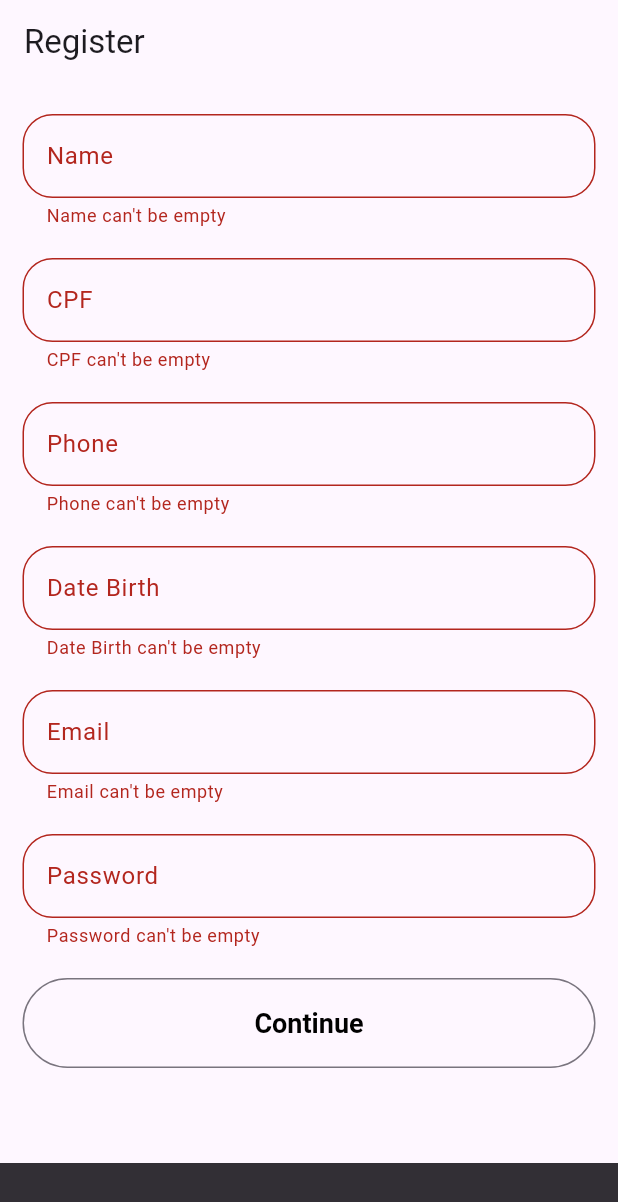
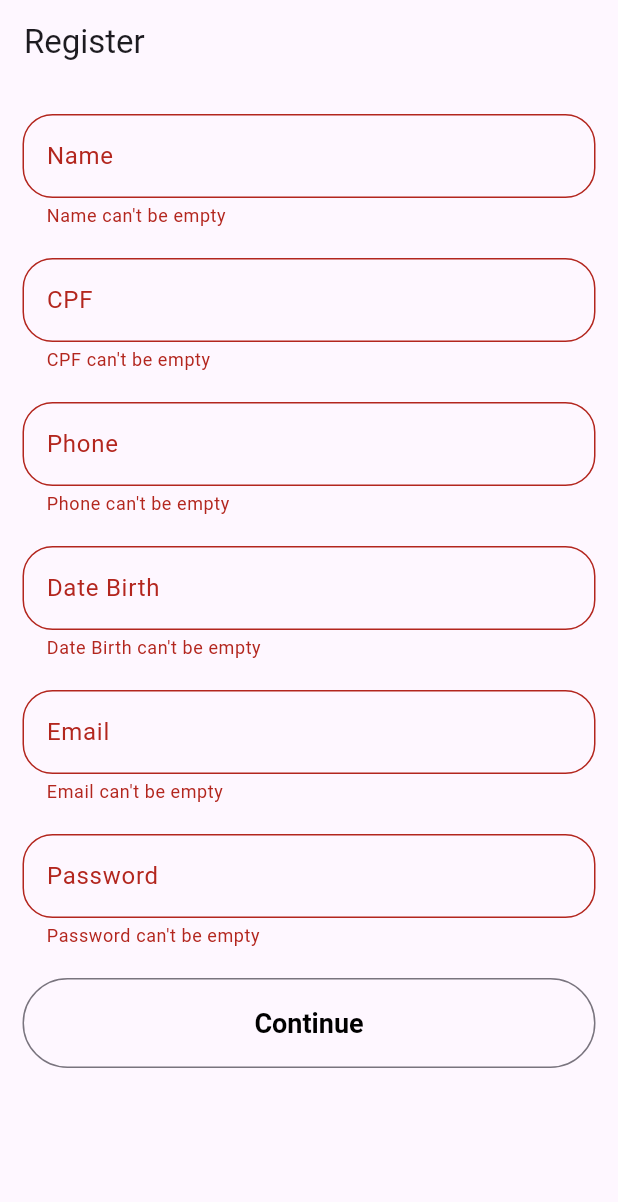
Before and after one commit to GilsonAndre/form_validade, a Flutter app: the screen it shows after launch, after a tap on "Continue", on a phone screen of 412 x 824 dp. Shown: the top 1202 px of the screen. Run offline on Flutter 3.47's test engine with Material 3 defaults, Android fonts, the phone set to English and light mode, and no system bars; our stand-ins replace bloc, flutter_bloc, mask_text_input_formatter.

```diff
--- a/lib/register_page.dart
+++ b/lib/register_page.dart
@@ -170,11 +170,6 @@ class RegisterPage extends StatelessWidget {
                       child: OutlinedButton(
                         onPressed: () {
                           formKey.currentState!.validate();
-                          ScaffoldMessenger.of(context).showSnackBar(
-                            SnackBar(
-                              content: Text(''),
-                            ),
-                          );
                         },
                         child: const Text(
                           Strings.buttonContinue,
```
